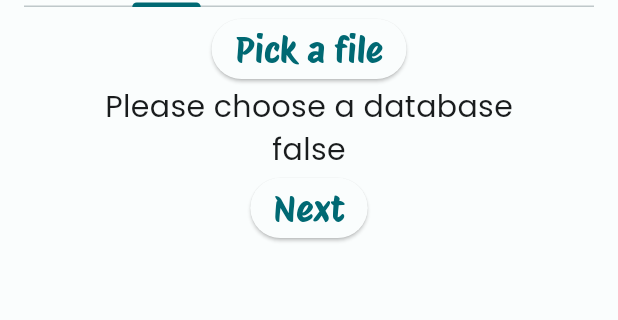
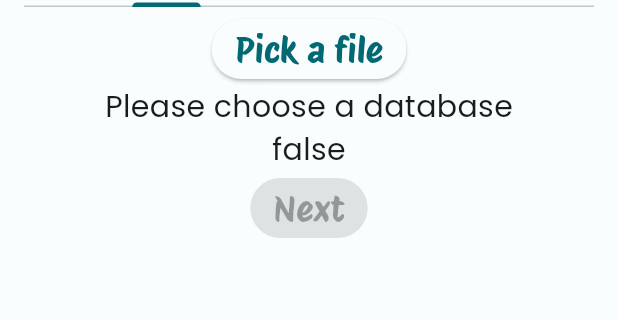
Before and after one commit to KaFaiFai/anki_visualizer, a Flutter app: the screen it shows after launch, on a phone screen of 412 x 824 dp, the part 71-391 px from its top. Run offline on Flutter 3.47's test engine with Material 3 defaults, Android fonts, the phone set to English and light mode, and no system bars; our stand-ins replace file_picker, sqflite, sqflite_common_ffi, sqflite_common_ffi_web; missing offline and left inert: dart:ffi; accounts and stored records are empty.

Commit message:
+ can load all cardlogs with name

```diff
--- a/lib/views/pages/file_page.dart
+++ b/lib/views/pages/file_page.dart
@@ -27,7 +27,8 @@ class FilePage extends StatelessWidget {
 
   @override
   Widget build(BuildContext context) {
-    return Column(
+    return SingleChildScrollView(
+      child: Column(
         children: [
           ElevatedButton(
             onPressed: () {
@@ -116,8 +117,17 @@ class FilePage extends StatelessWidget {
               },
             ),
           ),
-        ElevatedButton(onPressed: () {}, child: Text("Next")),
+          Consumer<SelectionModel>(
+            builder: (_, vm, __) => FutureBuilder(
+              future: vm.getCardLogs(),
+              builder: (context, snapshot) {
+                final clickable = snapshot.data ?? false;
+                return ElevatedButton(onPressed: clickable ? vm.getCardLogs : null, child: Text("Next"));
+              },
+            ),
+          ),
         ],
+      ),
     );
   }
 }
```
Also changed, not shown: lib/services/database/database_repository.dart (+24 -8 lines), lib/view_models/selection_model.dart (+22 -0 lines). Lines whose indentation alone changed are shown as unchanged.
